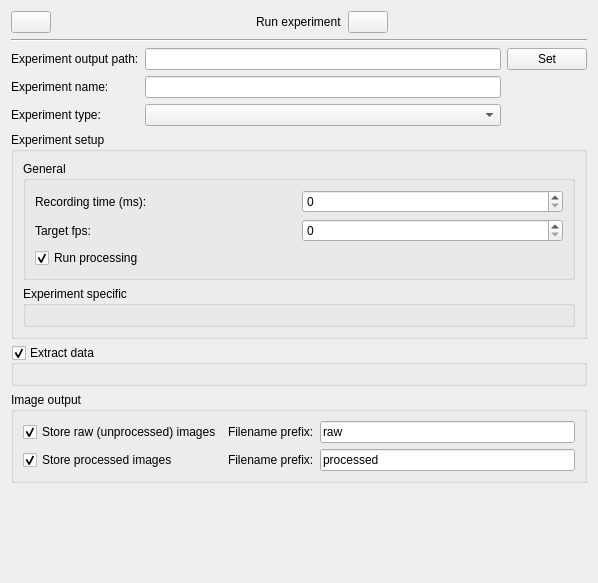
Old version of the form src/CellSorter/gui/experimentsetup.ui in the repository mortbopet/RTOC.
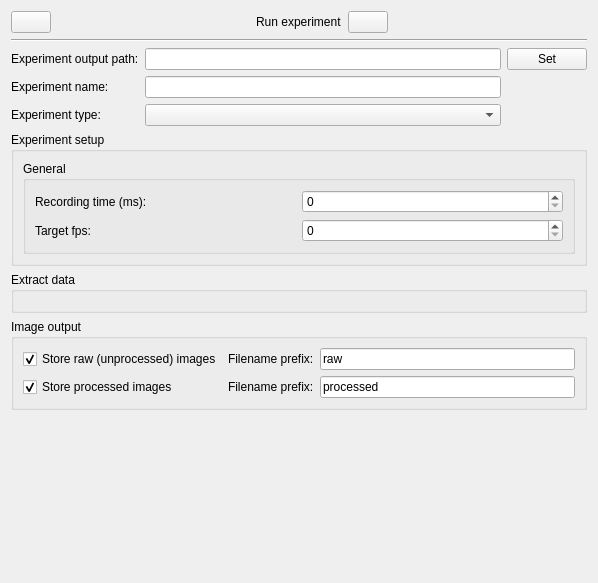
New version of the form.

Commit message: Add experiment types to experiment setup

What changed in the file:
```diff
--- a/src/CellSorter/gui/experimentsetup.ui
+++ b/src/CellSorter/gui/experimentsetup.ui
@@ -158,33 +158,11 @@
                <item row="2" column="1">
                 <widget class="QSpinBox" name="fps"/>
                </item>
-               <item row="3" column="0">
-                <widget class="QCheckBox" name="runProcessing">
-                 <property name="text">
-                  <string>Run processing</string>
-                 </property>
-                 <property name="checked">
-                  <bool>true</bool>
-                 </property>
-                </widget>
-               </item>
               </layout>
              </item>
             </layout>
            </widget>
           </item>
-          <item>
-           <widget class="QGroupBox" name="groupBox_4">
-            <property name="title">
-             <string>Experiment specific</string>
-            </property>
-            <layout class="QGridLayout" name="gridLayout_10">
-             <item row="0" column="0">
-              <layout class="QGridLayout" name="gridLayout_9"/>
-             </item>
-            </layout>
-           </widget>
-          </item>
          </layout>
         </item>
        </layout>
@@ -199,10 +177,10 @@
         <string>Extract data</string>
        </property>
        <property name="checkable">
-        <bool>true</bool>
+        <bool>false</bool>
        </property>
        <property name="checked">
-        <bool>true</bool>
+        <bool>false</bool>
        </property>
        <layout class="QGridLayout" name="gridLayout_3">
         <item row="0" column="0">
```
Left out of the diff: 50 changed lines with no effect on the pictures. The commit also changes 3 other files.
